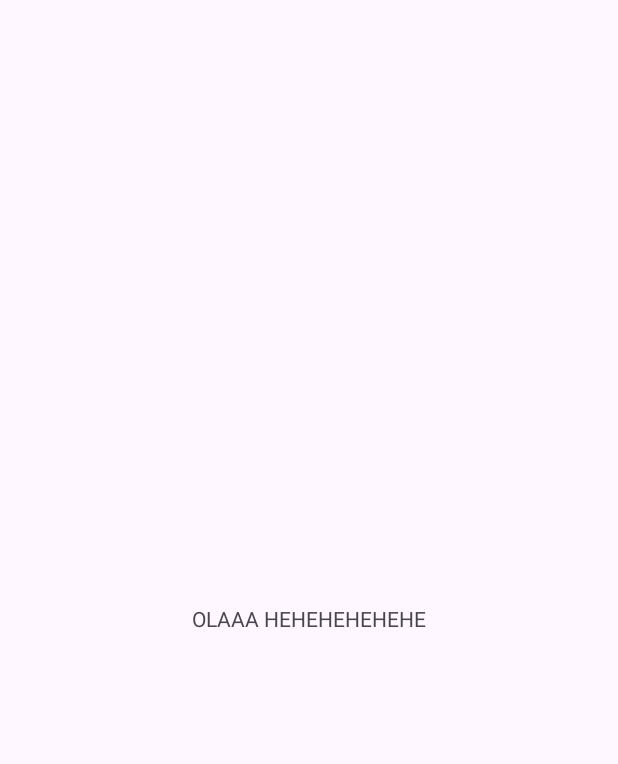
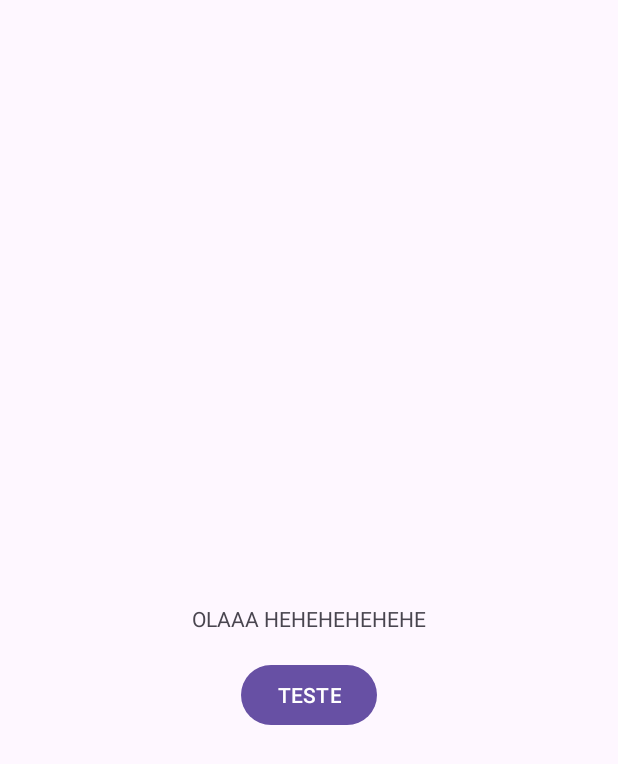
Before and after one commit to Dev-Moretti/Hora_Do_Cafe-APP, an Android app: the screen it shows after launch (MainActivity), on a phone screen of 412 x 824 dp. Before the commit the part shown is almost empty. Shown: the top 764 px of the screen. Run offline under Robolectric (Android 15) with nearby library versions, the phone set to English and light mode, and no system bars.

```diff
--- a/app/src/main/AndroidManifest.xml
+++ b/app/src/main/AndroidManifest.xml
@@ -2,7 +2,11 @@
 <manifest xmlns:android="http://schemas.android.com/apk/res/android"
     xmlns:tools="http://schemas.android.com/tools">
 
+    <uses-permission android:name="android.permission.INTERNET" />
+    <uses-permission android:name="android.permission.ACCESS_NETWORK_STATE" />
+
     <application
+        android:usesCleartextTraffic="true"
         android:allowBackup="true"
         android:dataExtractionRules="@xml/data_extraction_rules"
         android:fullBackupContent="@xml/backup_rules"
--- /dev/null
+++ b/app/src/main/java/com/davimoretti/horadocafe/ServiceAPI/EnderecoAPI.kt
@@ -0,0 +1,11 @@
+package com.davimoretti.horadocafe.ServiceAPI
+
+import com.davimoretti.horadocafe.model.Cafe
+import retrofit2.Response
+import retrofit2.http.GET
+
+interface EnderecoAPI {
+
+    @GET("Cafes/1")
+    suspend fun getCafeId() : Response<Cafe>
+}
--- a/app/src/main/java/com/davimoretti/horadocafe/ServiceAPI/RetrofitHelper.kt
+++ b/app/src/main/java/com/davimoretti/horadocafe/ServiceAPI/RetrofitHelper.kt
@@ -6,7 +6,7 @@ import retrofit2.converter.gson.GsonConverterFactory
 class RetrofitHelper {
     companion object {
         val retrofit = Retrofit.Builder()
-            .baseUrl("")
+            .baseUrl("http://192.168.3.205:5168/")
             .addConverterFactory(GsonConverterFactory.create())
             .build()
     }
--- /dev/null
+++ b/app/src/main/java/com/davimoretti/horadocafe/model/Cafe.kt
@@ -0,0 +1,30 @@
+package com.davimoretti.horadocafe.model
+
+import java.time.LocalDateTime
+
+data class Cafe(
+
+val id: Int,
+val nome: String,
+val capPorDose: Int,
+val tipo: String,
+val precoCap: Double,
+val imagemUrl: String,
+val estoque: Double,
+val intensidade: String,
+val dataCadastro: LocalDateTime,
+
+
+)
+
+/*
+"id": 0,
+"nome": "string",
+"capPorDose": 1,
+"tipo": "string",
+"precoCap": 0,
+"imagemUrl": "string",
+"estoque": 0,
+"intensidade": "string",
+"dataCadastro": "2024-11-28T21:10:32.980Z"
+*/
--- a/app/src/main/res/layout/activity_main.xml
+++ b/app/src/main/res/layout/activity_main.xml
@@ -16,4 +16,16 @@
         app:layout_constraintStart_toStartOf="parent"
         app:layout_constraintTop_toTopOf="parent" />
 
+    <Button
+        android:layout_width="wrap_content"
+        android:layout_height="wrap_content"
+        android:text="TESTE"
+        android:onClick="testeClick"
+        android:id="@+id/BT_Teste"
+        app:layout_constraintBottom_toBottomOf="parent"
+        app:layout_constraintEnd_toEndOf="parent"
+        app:layout_constraintStart_toStartOf="parent"
+        app:layout_constraintTop_toTopOf="parent"
+        app:layout_constraintVertical_bias="0.566" />
+
 </androidx.constraintlayout.widget.ConstraintLayout>
```
Also changed, not shown: app/src/main/java/com/davimoretti/horadocafe/MainActivity.kt (+54 -0 lines).
